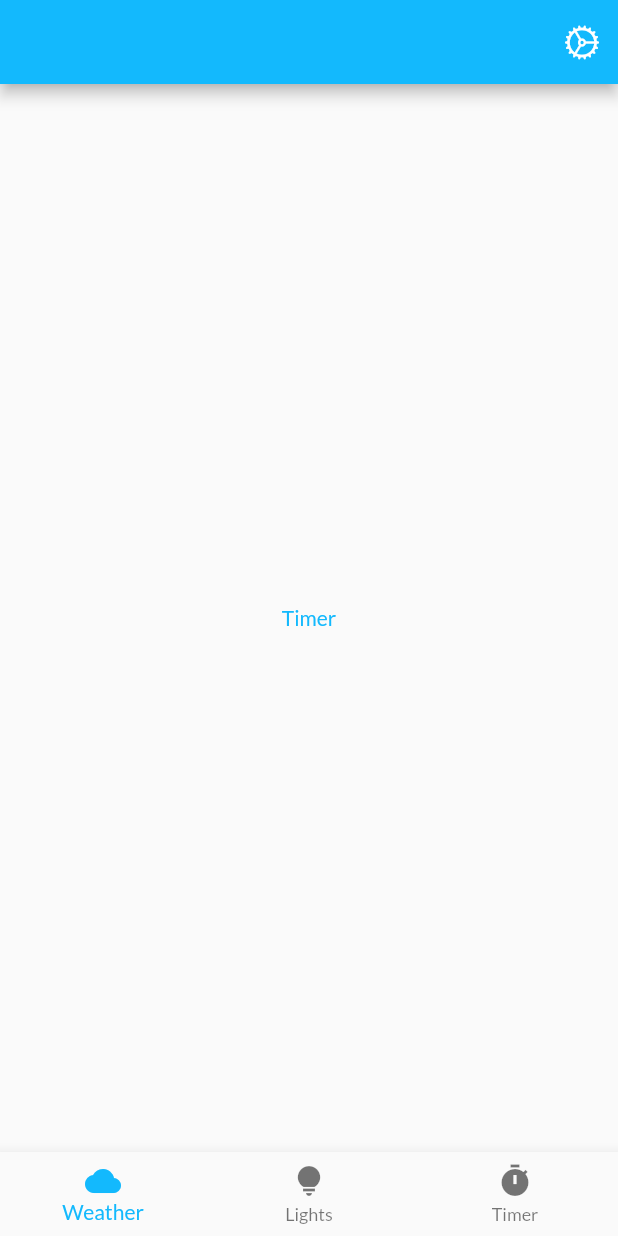
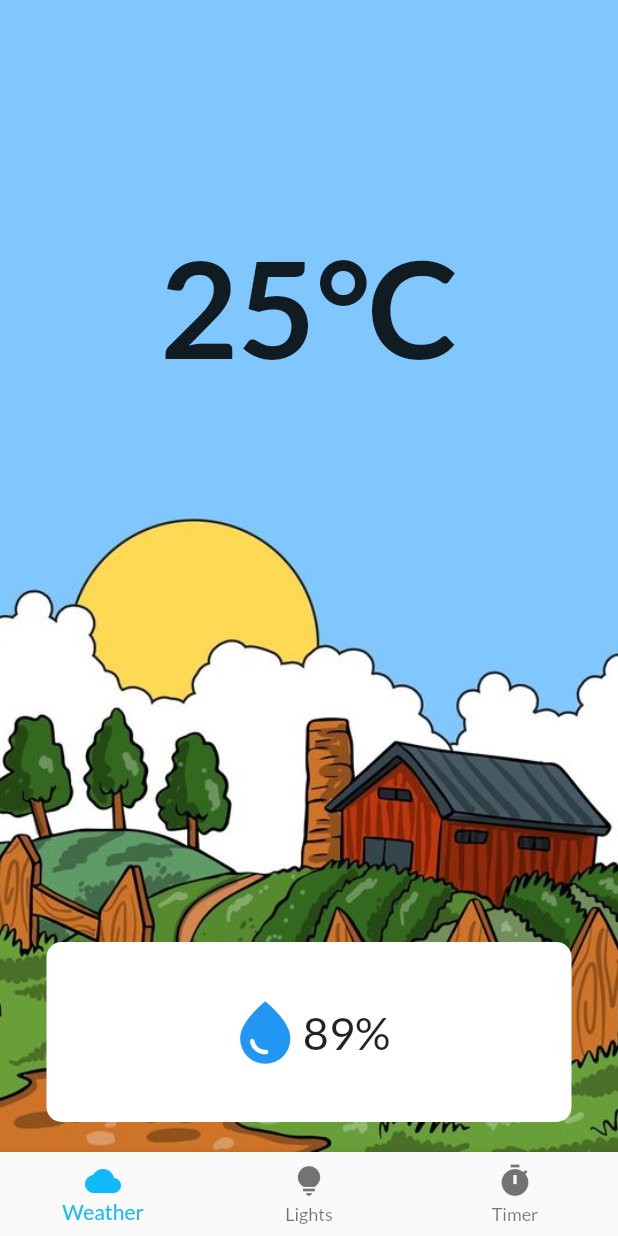
Before and after one commit to nawnguyen/remote-switcher, a Flutter app: the screen it shows after launch, on a phone screen of 412 x 824 dp. Run offline on Flutter 3.47's test engine with Material 2 defaults, Android fonts, the light colour scheme and no system bars; our stand-ins replace dio, go_router, google_fonts, hooks_riverpod, shared_preferences.

Commit message:
feat: add weather page

```diff
--- /dev/null
+++ b/lib/features/weather/domain/weather_model.dart
@@ -0,0 +1,4 @@
+class WeatherModel {
+  late final int temperature;
+  late final int humidity;
+}
--- a/lib/features/weather/presentation/weather_page.dart
+++ b/lib/features/weather/presentation/weather_page.dart
@@ -1,32 +1,69 @@
-import 'package:flutter/cupertino.dart';
 import 'package:flutter/material.dart';
-import 'package:go_router/go_router.dart';
-import 'package:light_switch_app/features/core/application/routes/route_names.dart';
+import '../domain/weather_model.dart';
 
 class WeatherPage extends StatelessWidget {
-  const WeatherPage({
-    super.key,
-  });
+  const WeatherPage({Key? key}) : super(key: key);
 
   @override
   Widget build(BuildContext context) {
-    return Scaffold(
-      body: Center(
-        child: TextButton(
-            onPressed: () {
-              context.goNamed(RouteNames.timerNameRoute);
-            },
-            child: const Text('Timer')),
-      ),
-      appBar: AppBar(
-        actions: [
-          IconButton(
-            onPressed: () {
-              context.goNamed(RouteNames.weatherSettingsNameRoute);
-            },
-            icon: const Icon(CupertinoIcons.settings),
+    WeatherModel weather = WeatherModel();
+    weather.temperature = 25;
+    weather.humidity = 89;
+
+    return SafeArea(
+      child: Scaffold(
+        body: Container(
+          decoration: const BoxDecoration(
+            image: DecorationImage(
+              image: AssetImage('assets/images/image1.png'),
+              fit: BoxFit.cover,
+            ),
           ),
-        ],
+          child: Center(
+            child: Column(
+              mainAxisAlignment: MainAxisAlignment.start,
+              children: [
+                Padding(
+                  padding: const EdgeInsets.fromLTRB(0, 150, 0, 0),
+                  child: Row(
+                    mainAxisAlignment: MainAxisAlignment.center,
+                    children: [
+                      Text(
+                        '${weather.temperature}°C',
+                        style: const TextStyle(
+                            fontSize: 90, fontWeight: FontWeight.bold),
+                      ),
+                    ],
+                  ),
+                ),
+                const SizedBox(height: 370),
+                Container(
+                  decoration: const BoxDecoration(
+                      color: Colors.white,
+                      borderRadius: BorderRadius.all(
+                        Radius.circular(10),
+                      )),
+                  height: 120,
+                  width: 350,
+                  child: Row(
+                    mainAxisAlignment: MainAxisAlignment.center,
+                    children: [
+                      const Icon(
+                        Icons.water_drop,
+                        size: 50,
+                        color: Colors.blue,
+                      ),
+                      Text(
+                        '${weather.humidity}%',
+                        style: const TextStyle(fontSize: 30),
+                      ),
+                    ],
+                  ),
+                ),
+              ],
+            ),
+          ),
+        ),
       ),
     );
   }
--- a/pubspec.yaml
+++ b/pubspec.yaml
@@ -63,6 +63,8 @@ flutter:
   # included with your application, so that you can use the icons in
   # the material Icons class.
   uses-material-design: true
+  assets:
+    - assets/images/image1.png
 
   # To add assets to your application, add an assets section, like this:
   # assets:
```
Also changed, not shown: lib/features/switch/presentation/timer_page.dart (+12 -10 lines), assets/images/image1.png (added).
